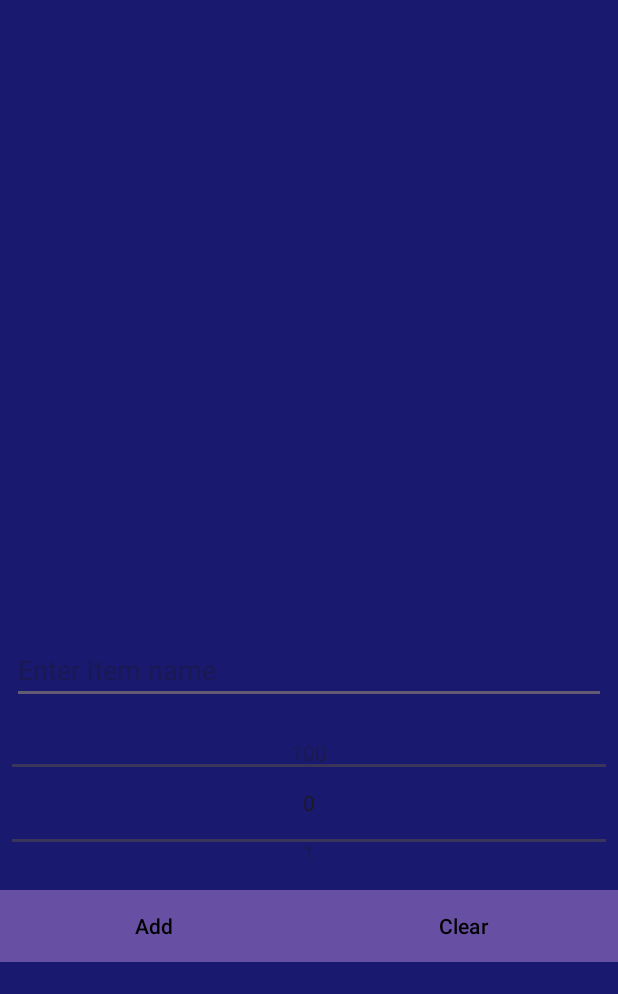
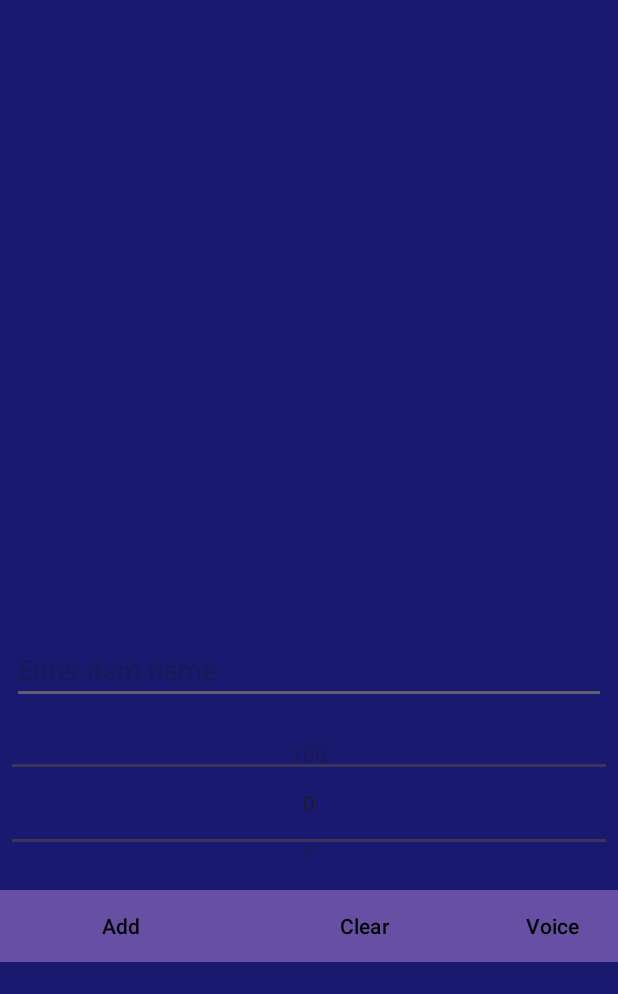
Before and after one commit to ElCe03/ShoppingList, an Android app: the screen it shows after launch (MainActivity), on a phone screen of 412 x 824 dp, the part 89-1083 px from its top. Run offline under Robolectric (Android 15) with nearby library versions, the phone set to English and light mode, and no system bars.

```diff
--- a/app/src/main/AndroidManifest.xml
+++ b/app/src/main/AndroidManifest.xml
@@ -23,5 +23,8 @@
             </intent-filter>
         </activity>
     </application>
+    <uses-permission android:name="android.permission.RECORD_AUDIO" />
+    <uses-permission android:name="android.permission.WRITE_EXTERNAL_STORAGE" />
+
 
 </manifest>
--- a/app/src/main/res/layout/activity_main.xml
+++ b/app/src/main/res/layout/activity_main.xml
@@ -69,6 +69,13 @@
                 android:text="Clear"
                 android:background="#81D4FA"
                 android:textColor="#000000" />
+            <Button
+                android:id="@+id/voiceInputButton"
+                android:layout_width="wrap_content"
+                android:layout_height="wrap_content"
+                android:text="Voice"
+                android:background="#81D4FA"
+                android:textColor="#000000" />
 
         </LinearLayout>
     </LinearLayout>
```
Also changed, not shown: app/src/main/java/com/uni/esame/MainActivity.kt (+69 -1 lines).
